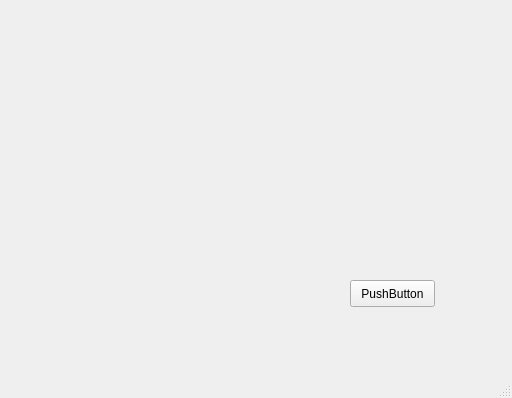
This is python/phone/phone.ui in amatig/amati_test as Qt 5 draws it before an edit. The edited form follows.
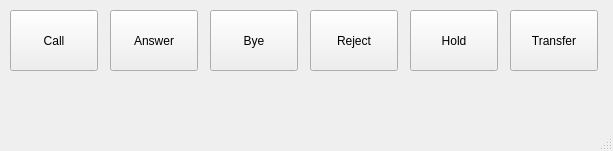
This is the edited form.

```diff
--- a/python/phone/phone.ui
+++ b/python/phone/phone.ui
@@ -6,25 +6,99 @@
    <rect>
     <x>0</x>
     <y>0</y>
-    <width>512</width>
-    <height>398</height>
+    <width>613</width>
+    <height>151</height>
    </rect>
   </property>
   <property name="windowTitle">
-   <string>MainWindow</string>
+   <string>SimplePhone</string>
+  </property>
+  <property name="autoFillBackground">
+   <bool>false</bool>
+  </property>
+  <property name="dockNestingEnabled">
+   <bool>false</bool>
   </property>
   <widget class="QWidget" name="centralwidget">
    <widget class="QPushButton" name="pushButton">
     <property name="geometry">
      <rect>
-      <x>350</x>
-      <y>280</y>
-      <width>85</width>
-      <height>27</height>
+      <x>110</x>
+      <y>10</y>
+      <width>88</width>
+      <height>61</height>
      </rect>
     </property>
     <property name="text">
-     <string>PushButton</string>
+     <string>Answer</string>
+    </property>
+   </widget>
+   <widget class="QPushButton" name="btn_bye">
+    <property name="geometry">
+     <rect>
+      <x>210</x>
+      <y>10</y>
+      <width>88</width>
+      <height>61</height>
+     </rect>
+    </property>
+    <property name="text">
+     <string>Bye</string>
+    </property>
+   </widget>
+   <widget class="QPushButton" name="btn_reject">
+    <property name="geometry">
+     <rect>
+      <x>310</x>
+      <y>10</y>
+      <width>88</width>
+      <height>61</height>
+     </rect>
+    </property>
+    <property name="text">
+     <string>Reject</string>
+    </property>
+   </widget>
+   <widget class="QPushButton" name="btn_hold">
+    <property name="geometry">
+     <rect>
+      <x>410</x>
+      <y>10</y>
+      <width>88</width>
+      <height>61</height>
+     </rect>
+    </property>
+    <property name="text">
+     <string>Hold</string>
+    </property>
+    <property name="checkable">
+     <bool>true</bool>
+    </property>
+   </widget>
+   <widget class="QPushButton" name="btn_transfer">
+    <property name="geometry">
+     <rect>
+      <x>510</x>
+      <y>10</y>
+      <width>88</width>
+      <height>61</height>
+     </rect>
+    </property>
+    <property name="text">
+     <string>Transfer</string>
+    </property>
+   </widget>
+   <widget class="QPushButton" name="btn_call">
+    <property name="geometry">
+     <rect>
+      <x>10</x>
+      <y>10</y>
+      <width>88</width>
+      <height>61</height>
+     </rect>
+    </property>
+    <property name="text">
+     <string>Call</string>
     </property>
    </widget>
   </widget>
```
Left out of the diff: 7 changed lines with no effect on the pictures.
